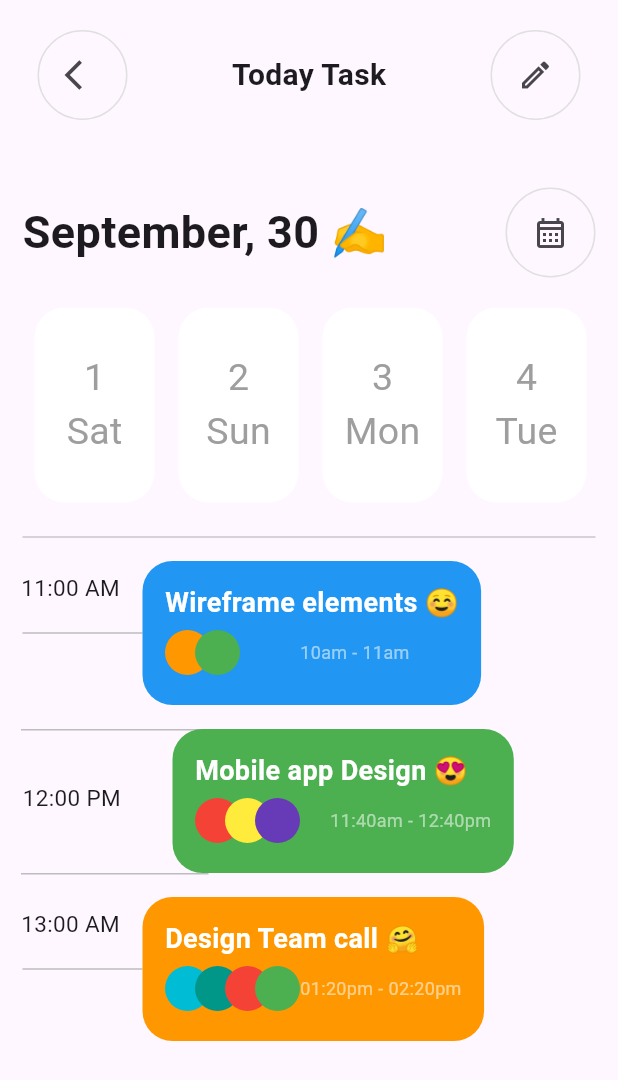
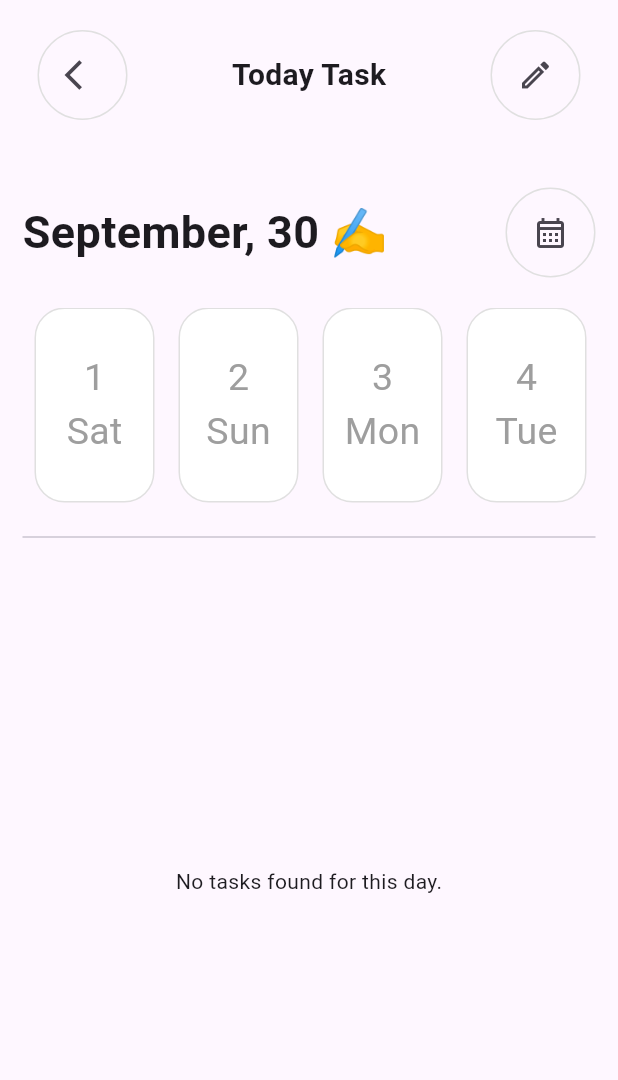
Before and after one commit to Muhammad-Usman08/Taskey-App, a Flutter app: the TodayTaskView screen opened directly, on a phone screen of 412 x 824 dp. Shown: the top 1080 px of the screen. Run offline on Flutter 3.47's test engine with Material 3 defaults, Android fonts, the light colour scheme and no system bars; our stand-ins replace cloud_firestore, firebase_auth, firebase_core, firebase_storage, flutter_svg, get and 3 more; accounts and stored records are empty.

Commit message:
add daily task

```diff
--- a/lib/views/AddTask/add_task_view.dart
+++ b/lib/views/AddTask/add_task_view.dart
@@ -187,7 +187,9 @@ class AddTaskView extends StatelessWidget {
                 weight: FontWeight.w700,
               ),
               SizedBox(height: 5),
-              Row(
+              SingleChildScrollView(
+                scrollDirection: Axis.horizontal,
+                child: Row(
                   children: [
                     Obx(() {
                       return Row(
@@ -304,6 +306,7 @@ class AddTaskView extends StatelessWidget {
                       ),
                     ),
                   ],
+                ),
               ),
               SizedBox(height: 10),
               CustomText(
--- a/lib/views/Home/home_view.dart
+++ b/lib/views/Home/home_view.dart
@@ -20,7 +20,9 @@ class HomeView extends StatelessWidget {
           preferredSize: const Size.fromHeight(100),
           child: CustomAppBar(
             icon: IconButton(
-                onPressed: () {},
+                onPressed: () {
+                  Get.to(TodayTaskView());
+                },
                 icon: const Icon(
                   Icons.dashboard_outlined,
                 )),
--- a/lib/views/TodayTaskView/TodayTaskViewComponent/hourly_task_cards.dart
+++ b/lib/views/TodayTaskView/TodayTaskViewComponent/hourly_task_cards.dart
@@ -1,20 +1,27 @@
 import 'package:flutter/material.dart';
 import 'package:taskey_app/components/custom_text.dart';
+import 'package:taskey_app/views/TodayTaskView/today_task_view_model.dart';
 
-class HourlyTaskCards extends StatelessWidget {
-  const HourlyTaskCards({super.key, required this.index});
-  final int index;
+class HourlyTaskCard extends StatelessWidget {
+  final Task task;
+
+   HourlyTaskCard({Key? key, required this.task}) : super(key: key);
+
+  final List<Color> cardColors = [
+    Colors.blue,
+    Colors.green,
+    Colors.orange,
+    Colors.purple,
+    Colors.red,
+    Colors.teal,
+    Colors.amber,
+  ];
 
   @override
   Widget build(BuildContext context) {
-    // Safeguard for index to avoid RangeError
-    if (index < 0 || index >= taskTitles.length) {
-      return Container();
-    }
-
     return Container(
       decoration: BoxDecoration(
-        color: cardColor[index % cardColor.length], // Ensure no RangeError
+        color: cardColors[task.hashCode % cardColors.length], // Unique color for each task
         borderRadius: BorderRadius.circular(20),
       ),
       child: Padding(
@@ -23,7 +30,7 @@ class HourlyTaskCards extends StatelessWidget {
           crossAxisAlignment: CrossAxisAlignment.start,
           children: [
             CustomText(
-              text: taskTitles[index],
+              text: task.taskName.isNotEmpty ? task.taskName : 'No Task Name',
               color: Colors.white,
               weight: FontWeight.bold,
               fontSize: 18,
@@ -37,14 +44,25 @@ class HourlyTaskCards extends StatelessWidget {
                   child: Stack(
                     alignment: Alignment.center,
                     children: List.generate(
-                      avatarColors[index % avatarColors.length].length,
+                      task.teamMembers.length,
                       (i) {
                         return Positioned(
                           left: i * 20.0,
-                          child: CircleAvatar(
-                            radius: 15,
-                            backgroundColor:
-                                avatarColors[index % avatarColors.length][i],
+                          child: ClipOval(
+                            child: Image.network(
+                              task.teamMembers[i]['imageUrl'] ?? '',
+                              width: 30,
+                              height: 30,
+                              fit: BoxFit.cover,
+                              errorBuilder: (context, error, stackTrace) {
+                                return Container(
+                                  width: 30,
+                                  height: 30,
+                                  color: Colors.grey,
+                                  child: Center(child: Text('N/A', style: TextStyle(color: Colors.white))),
+                                );
+                              },
+                            ),
                           ),
                         );
                       },
@@ -52,7 +70,7 @@ class HourlyTaskCards extends StatelessWidget {
                   ),
                 ),
                 CustomText(
-                  text: timeRange[index],
+                  text: '${task.startTime} - ${task.endTime}',
                   color: Colors.white54,
                   fontSize: 12,
                 ),
@@ -64,26 +82,3 @@ class HourlyTaskCards extends StatelessWidget {
     );
   }
 }
-
-// Sample data lists
-List<String> timeRange = [
-  '10am - 11am',
-  '11:40am - 12:40pm',
-  '01:20pm - 02:20pm'
-];
-List<String> taskTitles = [
-  'Wireframe elements ☺',
-  'Mobile app Design 😍',
-  'Design Team call 🤗'
-];
-List<List<Color>> avatarColors = [
-  [Colors.orange, Colors.green],
-  [Colors.red, Colors.yellow, Colors.deepPurple],
-  [Colors.cyan, Colors.teal, Colors.red, Colors.green]
-];
-
-List<Color> cardColor = [
-  Colors.blue,
-  Colors.green,
-  Colors.orange,
-];
--- a/lib/views/TodayTaskView/today_task_view.dart
+++ b/lib/views/TodayTaskView/today_task_view.dart
@@ -6,9 +6,11 @@ import 'package:taskey_app/utils/constants.dart';
 import 'package:taskey_app/views/TodayTaskView/TodayTaskViewComponent/hourly_task_cards.dart';
 import 'package:taskey_app/views/TodayTaskView/TodayTaskViewComponent/today_monthly_card.dart';
 import 'package:taskey_app/views/TodayTaskView/today_task_view_model.dart';
+import 'package:cloud_firestore/cloud_firestore.dart';
+import 'package:intl/intl.dart';
 
 class TodayTaskView extends StatelessWidget {
-  const TodayTaskView({super.key});
+  const TodayTaskView({Key? key}) : super(key: key);
 
   @override
   Widget build(BuildContext context) {
@@ -18,26 +20,77 @@ class TodayTaskView extends StatelessWidget {
         preferredSize: Size.fromHeight(100),
         child: CustomAppBar(
           icon: IconButton(
-            onPressed: () {
-              Get.back();
-            },
+            onPressed: () => Get.back(),
             icon: Icon(Icons.arrow_back_ios),
           ),
           icon2: IconButton(
-            onPressed: () {},
+            onPressed: () {}, // Add edit functionality if needed
             icon: Icon(Icons.edit_outlined),
           ),
           title: 'Today Task',
         ),
       ),
-      body: SingleChildScrollView(
-        child: Padding(
+      body: Padding(
         padding: const EdgeInsets.all(screenPadding),
         child: Column(
           children: [
             TodayMonthlyCard(),
             SizedBox(height: 10),
-              SizedBox(
+            _buildDateSelector(controller),
+            SizedBox(height: 15),
+            Divider(),
+            Expanded(
+              child: Obx(() {
+                return FutureBuilder<QuerySnapshot>(
+                  future: FirebaseFirestore.instance
+                      .collection('tasks')
+                      .where('date',
+                          isEqualTo: DateFormat('MMMM d, yyyy').format(
+                              DateTime.now().subtract(Duration(
+                                  days: 29 - controller.selectedDay.value))))
+                      .get(),
+                  builder: (context, snapshot) {
+                    if (snapshot.connectionState == ConnectionState.waiting) {
+                      return Center(child: CircularProgressIndicator());
+                    }
+
+                    if (snapshot.hasError) {
+                      return Center(child: Text('Error: ${snapshot.error}'));
+                    }
+
+                    if (!snapshot.hasData || snapshot.data!.docs.isEmpty) {
+                      return Center(
+                          child: Text('No tasks found for this day.'));
+                    }
+
+                    List<Task> tasks = snapshot.data!.docs.map((doc) {
+                      Task task = Task.fromFirestore(doc);
+                      print(
+                          'Task: ${task.taskName}, Date: ${task.date}'); // Debugging log
+                      return task;
+                    }).toList();
+
+                    print(
+                        'Total tasks to display: ${tasks.length}'); // Debugging log
+
+                    return ListView.builder(
+                      itemCount: tasks.length,
+                      itemBuilder: (context, index) {
+                        return _buildTaskCard(tasks[index],);
+                      },
+                    );
+                  },
+                );
+              }),
+            ),
+          ],
+        ),
+      ),
+    );
+  }
+
+  Widget _buildDateSelector(TodayTaskViewModel controller) {
+    return SizedBox(
       height: 130,
       child: ListView.builder(
         scrollDirection: Axis.horizontal,
@@ -47,7 +100,20 @@ class TodayTaskView extends StatelessWidget {
           return Padding(
             padding: const EdgeInsets.symmetric(horizontal: 8),
             child: Obx(() {
-                        return Container(
+              return GestureDetector(
+                onTap: () {
+                  controller.selectedDay.value = index;
+                },
+                child: Container(
+                  height: 80,
+                  width: 80,
+                  decoration: BoxDecoration(
+                    color: controller.selectedDay.value == index
+                        ? Color(themeColor)
+                        : Colors.white,
+                    borderRadius: BorderRadius.circular(20),
+                    border: Border.all(color: Colors.grey.shade300),
+                  ),
                   child: Column(
                     mainAxisAlignment: MainAxisAlignment.center,
                     children: [
@@ -67,110 +133,19 @@ class TodayTaskView extends StatelessWidget {
                       ),
                     ],
                   ),
-                          height: 80,
-                          width: 80,
-                          decoration: BoxDecoration(
-                            color: controller.selectedDay.value == index
-                                ? Color(themeColor)
-                                : Colors.white,
-                            borderRadius: BorderRadius.circular(20),
                 ),
               );
             }),
           );
         },
       ),
-              ),
-              SizedBox(height: 15),
-              Divider(),
-              ListView.builder(
-                shrinkWrap: true,
-                physics: NeverScrollableScrollPhysics(),
-                itemCount: avatarColors.length,
-                itemBuilder: (context, index) {
-                  bool isEven = index % 2 == 0;
+    );
+  }
+
+  Widget _buildTaskCard(Task task) {
     return Padding(
       padding: const EdgeInsets.symmetric(vertical: 8.0),
-                    child: isEven
-                        ? Row(
-                            children: [
-                              Column(
-                                children: [
-                                  Stack(
-                                    alignment: Alignment.topCenter,
-                                    clipBehavior: Clip.none,
-                                    children: [
-                                      Container(
-                                        width: 80,
-                                        height: 1,
-                                        color: Colors.grey.shade400,
-                                      ),
-                                      Positioned(
-                                        bottom: 20,
-                                        left: -1,
-                                        child: CustomText(
-                                          text: getTimeForIndex(index),
-                                        ),
-                                      ),
-                                    ],
-                                  ),
-                                ],
-                              ),
-                              HourlyTaskCards(index: index),
-                            ],
-                          )
-                        : Stack(
-                            clipBehavior: Clip.none,
-                            children: [
-                              Positioned(
-                                left: -1,
-                                child: Container(
-                                  width: 125,
-                                  height: 1,
-                                  color: Colors.grey.shade400,
-                                ),
-                              ),
-                              Row(
-                                children: [
-                                  Container(
-                                    width: 100,
-                                  ),
-                                  HourlyTaskCards(index: index),
-                                ],
-                              ),
-                              Positioned(
-                                bottom: 40,
-                                child: CustomText(
-                                  text: getTimeForIndex(index),
-                                ),
-                              ),
-                              Positioned(
-                                left: -1,
-                                bottom: -1,
-                                child: Container(
-                                  width: 125,
-                                  height: 1,
-                                  color: Colors.grey.shade400,
-                                ),
-                              ),
-                            ],
-                          ),
-                  );
-                },
-              )
-            ],
-          ),
-        ),
-      ),
+      child: HourlyTaskCard(task: task), // Pass the individual task
     );
   }
 }
-
-String getTimeForIndex(int index) {
-  int startHour = 10 + index; // Example: starts from 10 AM
-  int endHour = startHour + 1;
-  if (endHour == 12) {
-    return '$endHour:00 PM';
-  }
-  return '$endHour:00 AM';
-}
--- a/lib/views/TodayTaskView/today_task_view_model.dart
+++ b/lib/views/TodayTaskView/today_task_view_model.dart
@@ -1,3 +1,4 @@
+import 'package:cloud_firestore/cloud_firestore.dart';
 import 'package:get/get.dart';
 
 class TodayTaskViewModel extends GetxController {
@@ -18,3 +19,51 @@ class TodayTaskViewModel extends GetxController {
     return daysOfWeek[index % daysOfWeek.length];
   }
 }
+
+class Task {
+  final String taskName;
+  final String date;
+  final String desc;
+  final String startTime;
+  final String endTime;
+  final String leaderId;
+  final String logoUrl;
+  final int targetProgress;
+  final String teamName;
+  final String type;
+  final String workType;
+  final List<Map<String, dynamic>> teamMembers;
+
+  Task({
+    required this.taskName,
+    required this.date,
+    required this.desc,
+    required this.startTime,
+    required this.endTime,
+    required this.leaderId,
+    required this.logoUrl,
+    required this.targetProgress,
+    required this.teamName,
+    required this.type,
+    required this.workType,
+    required this.teamMembers,
+  });
+
+  factory Task.fromFirestore(DocumentSnapshot doc) {
+    Map<String, dynamic> data = doc.data() as Map<String, dynamic>;
+    return Task(
+      taskName: data['taskName'] ?? 'No Task Name',
+      date: data['date'] ?? 'No Date',
+      desc: data['desc'] ?? 'No Description',
+      startTime: data['startTime'] ?? 'N/A',
+      endTime: data['endTime'] ?? 'N/A',
+      leaderId: data['leaderId'] ?? 'N/A',
+      logoUrl: data['logoUrl'] ?? 'N/A',
+      targetProgress: data['targetProgress'] ?? 0,
+      teamName: data['teamName'] ?? 'No Team',
+      type: data['type'] ?? 'No Type',
+      workType: data['workType'] ?? 'No Work Type',
+      teamMembers: List<Map<String, dynamic>>.from(data['teamMembers'] ?? []),
+    );
+  }
+}
```
Lines whose indentation alone changed are shown as unchanged.
